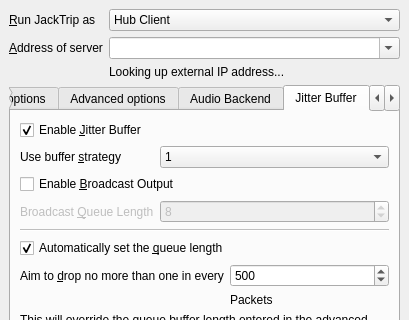
Before: the Qt Designer form src/gui/qjacktrip.ui in jacktrip/jacktrip, drawn with Qt 5; both pictures show x 0 to 409 and y 0 to 320 of the 409 by 961 pixel window.
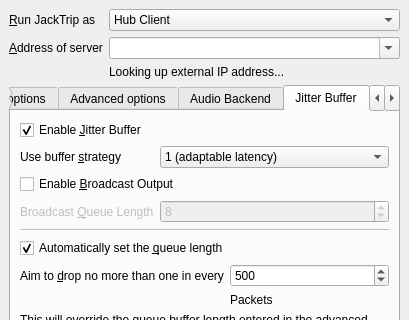
After: the same form once the commit is applied. The open tabs and pages were chosen to show the change. Icons and pictures are not drawn.

The edit to the form file:
```diff
--- a/src/gui/qjacktrip.ui
+++ b/src/gui/qjacktrip.ui
@@ -1398,7 +1398,7 @@
           </property>
           <item>
            <property name="text">
-            <string>1</string>
+            <string>1 (adaptable latency)</string>
            </property>
           </item>
           <item>
```
Left out of the diff: 6 changed lines with no effect on the pictures.
